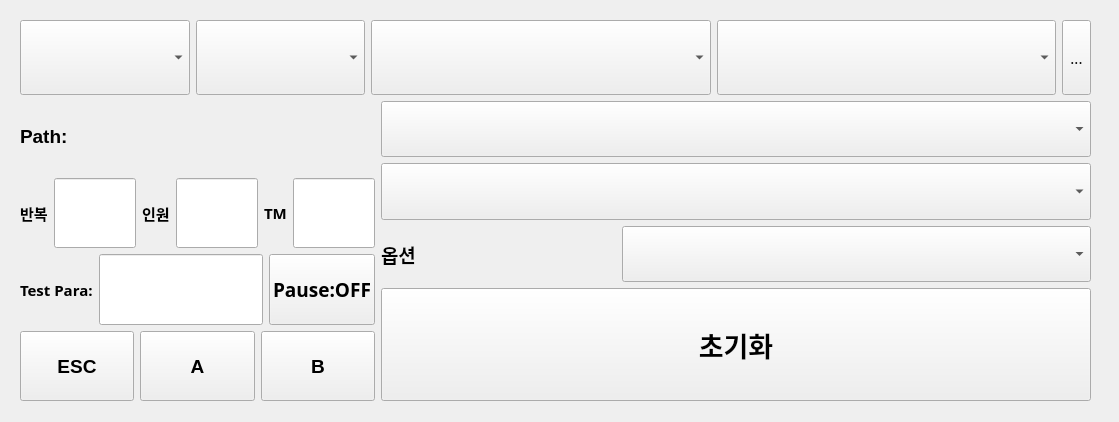
The window that ffbe_widget.ui (HyuntaMansei/ffbe) describes before a commit, drawn with Qt 5.
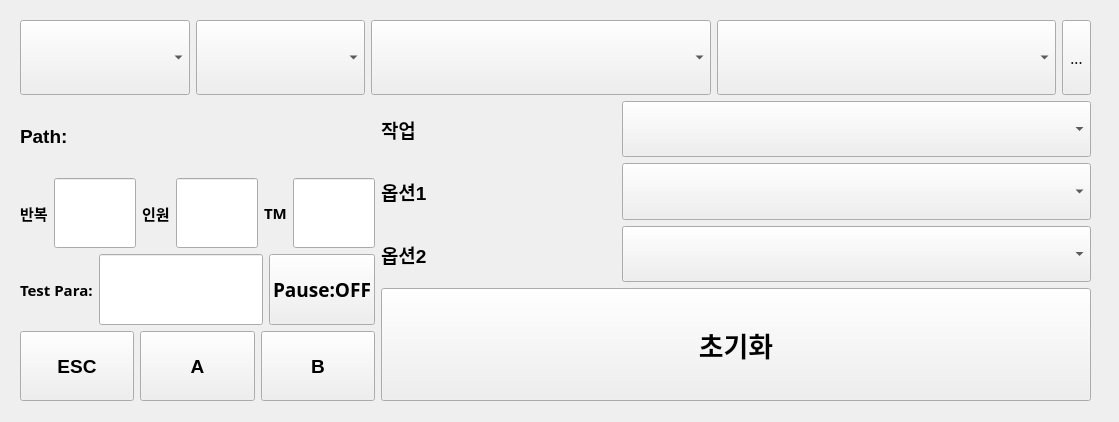
The same window after the commit.

The edit to the form file:
```diff
--- a/ffbe_widget.ui
+++ b/ffbe_widget.ui
@@ -541,6 +541,29 @@
       <item>
        <layout class="QVBoxLayout" name="verticalLayout_3" stretch="1,1,1,2">
         <item>
+         <layout class="QHBoxLayout" name="horizontalLayout_5" stretch="1,2">
+          <item>
+           <widget class="QLabel" name="label_8">
+            <property name="sizePolicy">
+             <sizepolicy hsizetype="Preferred" vsizetype="Expanding">
+              <horstretch>0</horstretch>
+              <verstretch>1</verstretch>
+             </sizepolicy>
+            </property>
+            <property name="font">
+             <font>
+              <family>Arial</family>
+              <pointsize>14</pointsize>
+              <weight>75</weight>
+              <bold>true</bold>
+             </font>
+            </property>
+            <property name="text">
+             <string>작업</string>
+            </property>
+           </widget>
+          </item>
+          <item>
          <widget class="QComboBox" name="cb_operation">
           <property name="sizePolicy">
            <sizepolicy hsizetype="Expanding" vsizetype="Expanding">
@@ -564,8 +587,33 @@
           </property>
          </widget>
         </item>
+         </layout>
+        </item>
         <item>
-         <widget class="QComboBox" name="cb_operation2">
+         <layout class="QHBoxLayout" name="horizontalLayout_3" stretch="1,2">
+          <item>
+           <widget class="QLabel" name="label_7">
+            <property name="sizePolicy">
+             <sizepolicy hsizetype="Preferred" vsizetype="Expanding">
+              <horstretch>0</horstretch>
+              <verstretch>1</verstretch>
+             </sizepolicy>
+            </property>
+            <property name="font">
+             <font>
+              <family>Arial</family>
+              <pointsize>14</pointsize>
+              <weight>75</weight>
+              <bold>true</bold>
+             </font>
+            </property>
+            <property name="text">
+             <string>옵션1</string>
+            </property>
+           </widget>
+          </item>
+          <item>
+           <widget class="QComboBox" name="cb_operation_option1">
           <property name="sizePolicy">
            <sizepolicy hsizetype="Expanding" vsizetype="Expanding">
             <horstretch>1</horstretch>
@@ -591,6 +639,8 @@
           </property>
          </widget>
         </item>
+         </layout>
+        </item>
         <item>
          <layout class="QHBoxLayout" name="horizontalLayout" stretch="1,2">
           <item>
@@ -610,7 +660,7 @@
              </font>
             </property>
             <property name="text">
-             <string>옵션</string>
+             <string>옵션2 </string>
             </property>
            </widget>
           </item>
```
Left out of the diff: 2 changed lines with no effect on the pictures. Lines whose indentation alone changed are shown as unchanged.
